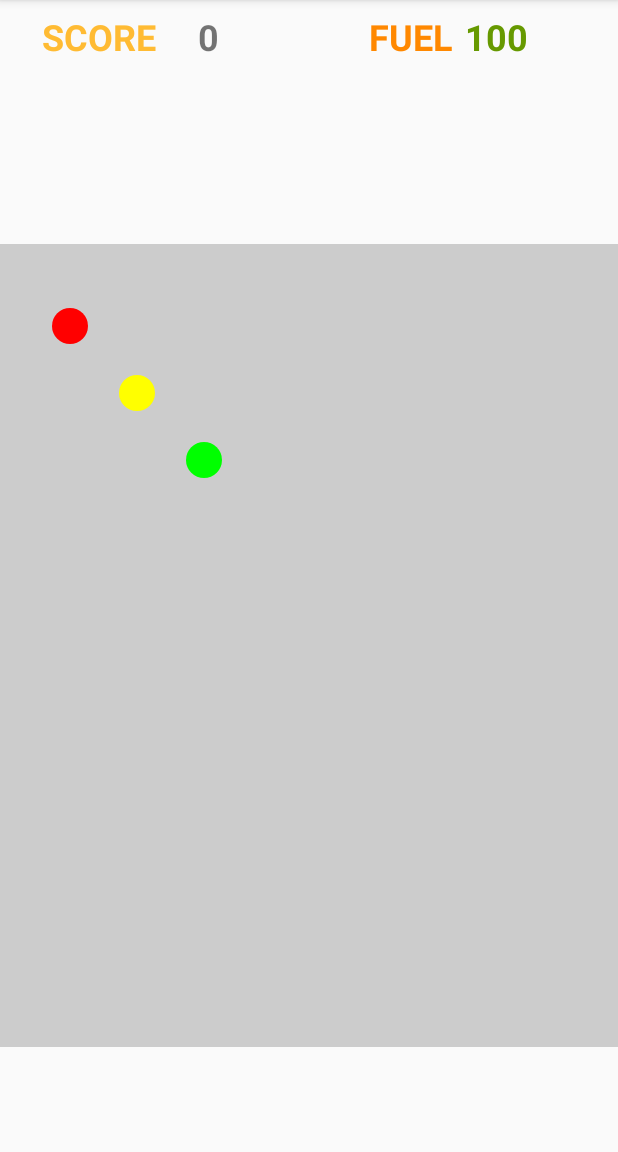
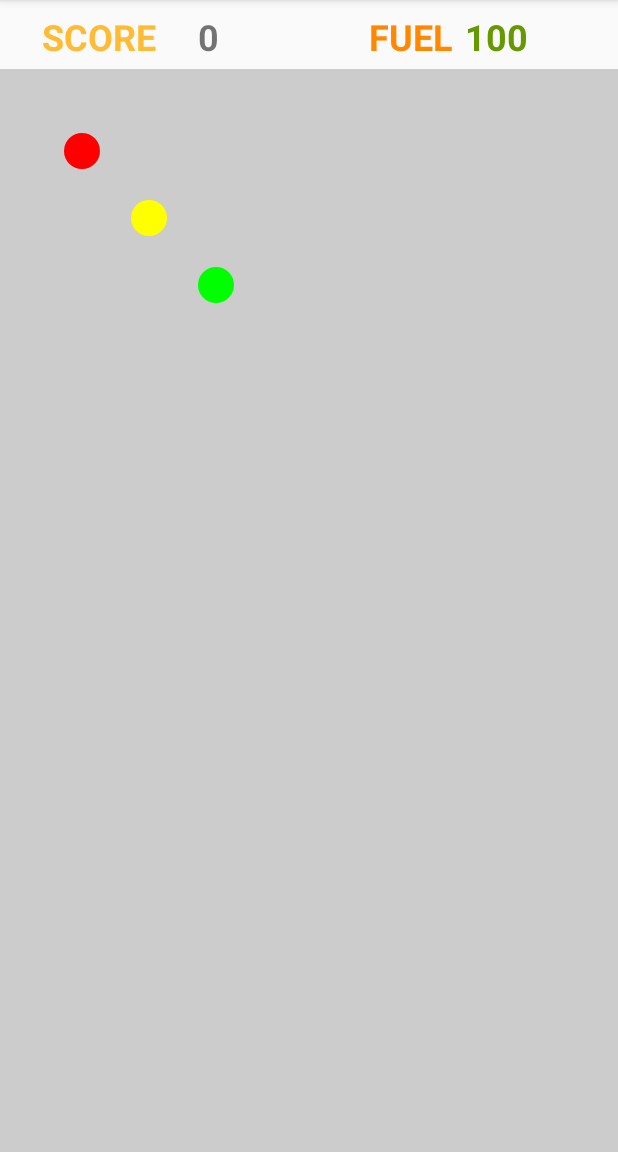
Before and after one commit to ernjvr/asteroids, an Android app: the screen it shows after launch (MainActivity), on a phone screen of 412 x 824 dp, the part 84-1236 px from its top. Run offline under Robolectric (Android 15) with nearby library versions, the phone set to English and light mode, and no system bars.

Commit message:
game surface layout

```diff
--- a/app/src/main/res/layout/activity_main.xml
+++ b/app/src/main/res/layout/activity_main.xml
@@ -44,11 +44,11 @@
             app:layout_constraintHorizontal_bias="1.0" android:textColor="@android:color/holo_green_dark"/>
     <com.ernjvr.asteroids.view.GameView
             android:id="@+id/sceneView"
-            android:layout_width="429dp"
-            android:layout_height="535dp"
-            app:layout_constraintEnd_toEndOf="parent" android:layout_marginEnd="8dp"
-            android:layout_marginTop="52dp" app:layout_constraintTop_toBottomOf="@+id/textView2"
-            app:layout_constraintStart_toStartOf="parent" android:layout_marginStart="8dp"
-            app:layout_constraintBottom_toBottomOf="parent"/>
+            android:layout_width="0dp"
+            android:layout_height="0dp"
+            app:layout_constraintEnd_toEndOf="parent"
+            app:layout_constraintStart_toStartOf="parent"
+            app:layout_constraintBottom_toBottomOf="parent" android:layout_marginTop="46dp"
+            app:layout_constraintTop_toTopOf="parent"/>
 
 </android.support.constraint.ConstraintLayout>
```
